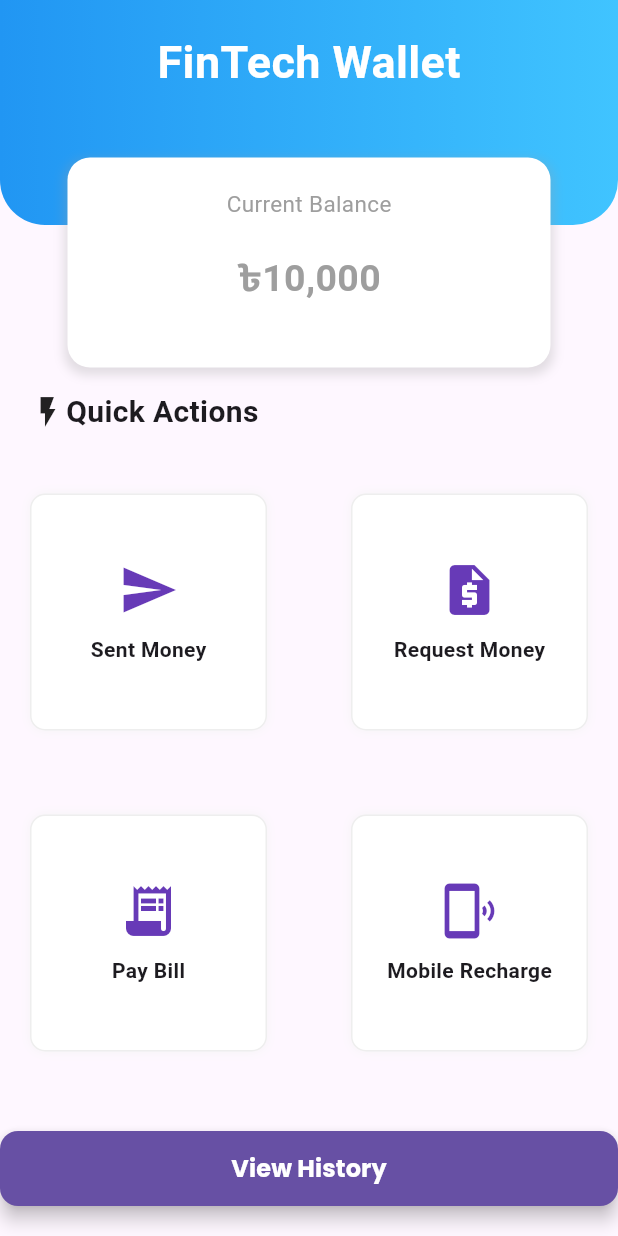
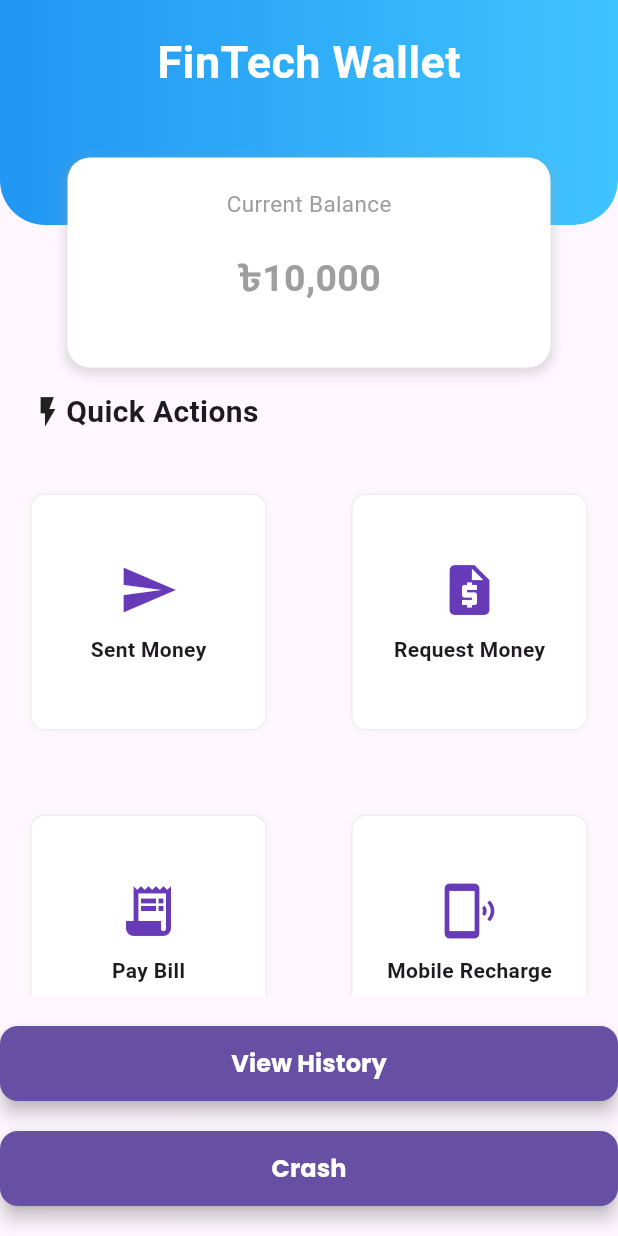
Before and after one commit to SaidurRahman1004/ecomars_practise, a Flutter app: the screen it shows after launch, on a phone screen of 412 x 824 dp. Run offline on Flutter 3.47's test engine with Material 3 defaults, Android fonts, the phone set to English and light mode, and no system bars; our stand-ins replace cloud_firestore, firebase_analytics, firebase_core, firebase_crashlytics, flutter_local_notifications, google_fonts; accounts and stored records are empty.

Commit message:
FinTech Analytich with Crashlytics integrate1

```diff
--- a/lib/Fintech/screens/wallet_screen.dart
+++ b/lib/Fintech/screens/wallet_screen.dart
@@ -1,7 +1,9 @@
 import 'package:ecomars_practise/Fintech/screens/transaction_history_screen.dart';
 import 'package:ecomars_practise/Fintech/services/wallet_analytics_service.dart';
 import 'package:ecomars_practise/Fintech/widgets/transaction_dialog.dart';
+import 'package:ecomars_practise/widgets/custo_snk.dart';
 import 'package:ecomars_practise/widgets/custom_button.dart';
+import 'package:firebase_crashlytics/firebase_crashlytics.dart';
 import 'package:flutter/material.dart';
 
 class WalletScreen extends StatefulWidget {
@@ -136,6 +138,12 @@ class _WalletScreenState extends State<WalletScreen> {
             Navigator.push(context, MaterialPageRoute(builder: (context)=>TransactionHistoryScreen()));
           }),
           const SizedBox(height: 20),
+          CustomButton(buttonName: "Crash", onPressed: (){
+            FirebaseCrashlytics.instance.crash();
+            _analyticsService.logUserJourney('User Clicked Crash');
+            mySnkmsg('Crashed', context);
+          }),
+          const SizedBox(height: 20),
         ],
       ),
     );
```
